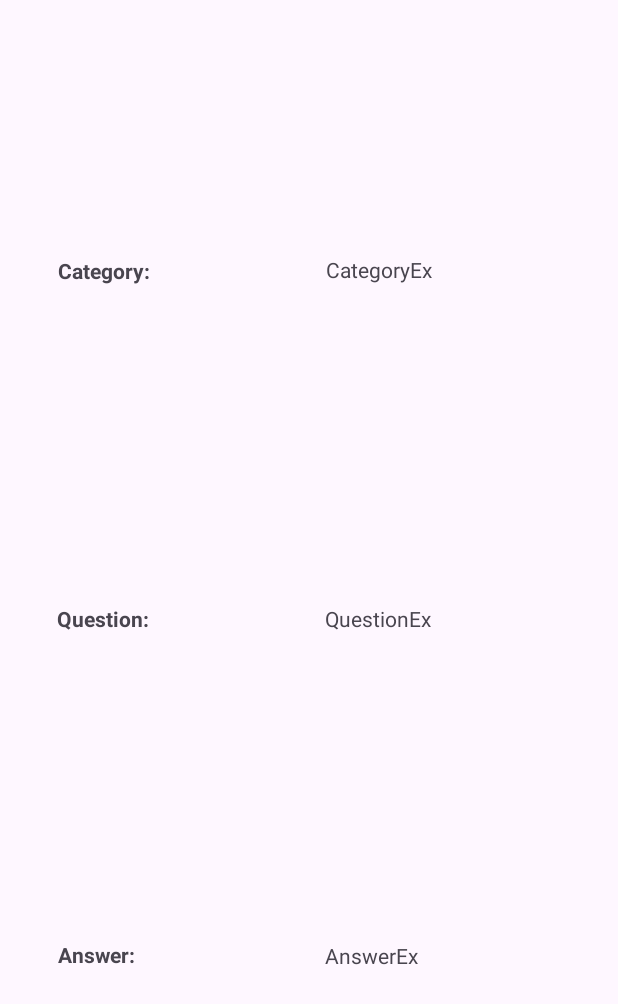
After one commit to aka-iriska/TBankCourse, an Android app: the layout activity_joke_details.xml on its own in the app's theme, with its tools: preview values and no code run, on a phone screen of 412 x 824 dp. The commit adds this screen. Shown: the top 1004 px of the screen. Run offline under Robolectric (Android 15) with nearby library versions, the phone set to English and light mode, and no system bars.

Commit message:
Added new screen * detailed view of every joke

```diff
--- a/app/src/main/java/com/example/dulinaproject/recycler/JokeViewHolder.kt
+++ b/app/src/main/java/com/example/dulinaproject/ui/jokeList/recycler/JokeViewHolder.kt
@@ -1,4 +1,4 @@
-package com.example.dulinaproject.recycler
+package com.example.dulinaproject.ui.jokeList.recycler
 
 import androidx.recyclerview.widget.RecyclerView
 import com.example.dulinaproject.data.Joke
--- a/app/src/main/java/com/example/dulinaproject/recycler/adapter/JokeAdapter.kt
+++ b/app/src/main/java/com/example/dulinaproject/ui/jokeList/recycler/adapter/JokeAdapter.kt
@@ -1,11 +1,11 @@
-package com.example.dulinaproject.recycler.adapter
+package com.example.dulinaproject.ui.jokeList.recycler.adapter
 
 import android.view.LayoutInflater
 import android.view.ViewGroup
 import androidx.recyclerview.widget.RecyclerView
 import com.example.dulinaproject.data.Joke
 import com.example.dulinaproject.databinding.JokeItemBinding
-import com.example.dulinaproject.recycler.JokeViewHolder
+import com.example.dulinaproject.ui.jokeList.recycler.JokeViewHolder
 
 class JokeAdapter : RecyclerView.Adapter<JokeViewHolder>() {
 
--- a/app/src/main/java/com/example/dulinaproject/recycler/util/JokeItemDiffCallback.kt
+++ b/app/src/main/java/com/example/dulinaproject/ui/jokeList/recycler/util/JokeItemDiffCallback.kt
@@ -1,4 +1,4 @@
-package com.example.dulinaproject.recycler.util
+package com.example.dulinaproject.ui.jokeList.recycler.util
 
 import androidx.recyclerview.widget.DiffUtil
 import com.example.dulinaproject.data.Joke
--- /dev/null
+++ b/app/src/main/res/layout/activity_joke_details.xml
@@ -0,0 +1,97 @@
+<?xml version="1.0" encoding="utf-8"?>
+<androidx.constraintlayout.widget.ConstraintLayout xmlns:android="http://schemas.android.com/apk/res/android"
+    xmlns:app="http://schemas.android.com/apk/res-auto"
+    xmlns:tools="http://schemas.android.com/tools"
+    android:id="@+id/main"
+    android:layout_width="match_parent"
+    android:layout_height="match_parent"
+    android:layout_marginStart="10dp"
+    android:layout_marginTop="10dp"
+    android:layout_marginEnd="10dp"
+    android:layout_marginBottom="10dp"
+    tools:context=".ui.jokeDetails.JokeDetailsActivity">
+
+    <TextView
+        android:id="@+id/jokeDetailsCategory"
+        android:layout_width="wrap_content"
+        android:layout_height="wrap_content"
+        android:layout_marginStart="28dp"
+        android:layout_marginBottom="48dp"
+        android:text="Category: "
+        android:textAlignment="center"
+        android:textStyle="bold"
+        app:layout_constraintBottom_toTopOf="@id/jokeDetailsQuestion"
+        app:layout_constraintStart_toStartOf="parent"
+        app:layout_constraintTop_toTopOf="parent"
+        app:layout_constraintVertical_bias="0.494" />
+
+    <TextView
+        android:id="@+id/jokeDetailsQuestion"
+        android:layout_width="wrap_content"
+        android:layout_height="wrap_content"
+        android:layout_marginStart="28dp"
+        android:text="Question: "
+        android:textAlignment="center"
+        android:textStyle="bold"
+        app:layout_constraintBottom_toBottomOf="parent"
+        app:layout_constraintStart_toStartOf="parent"
+        app:layout_constraintTop_toTopOf="parent" />
+
+    <TextView
+        android:id="@+id/jokeDetailsAnswer"
+        android:layout_width="wrap_content"
+        android:layout_height="wrap_content"
+        android:layout_marginStart="28dp"
+        android:layout_marginTop="50dp"
+        android:text="Answer: "
+        android:textAlignment="center"
+        android:textStyle="bold"
+        app:layout_constraintBottom_toBottomOf="parent"
+        app:layout_constraintStart_toStartOf="parent"
+        app:layout_constraintTop_toBottomOf="@id/jokeDetailsQuestion"
+        app:layout_constraintVertical_bias="0.48" />
+
+    <TextView
+        android:id="@+id/jokeDetailsPreciseCategory"
+        android:layout_width="0dp"
+        android:layout_height="wrap_content"
+        android:layout_marginStart="10dp"
+        android:layout_marginEnd="10dp"
+        android:layout_marginBottom="51dp"
+        android:textAlignment="center"
+        app:layout_constraintBottom_toTopOf="@id/jokeDetailsPreciseQuestion"
+        app:layout_constraintEnd_toEndOf="parent"
+        app:layout_constraintStart_toEndOf="@id/jokeDetailsCategory"
+        app:layout_constraintTop_toTopOf="parent"
+        app:layout_constraintVertical_bias="0.496"
+        tools:text="CategoryEx" />
+
+    <TextView
+        android:id="@+id/jokeDetailsPreciseQuestion"
+        android:layout_width="0dp"
+        android:layout_height="wrap_content"
+        android:layout_marginStart="10dp"
+        android:layout_marginEnd="10dp"
+        android:textAlignment="center"
+        app:layout_constraintBottom_toBottomOf="parent"
+        app:layout_constraintEnd_toEndOf="parent"
+        app:layout_constraintHorizontal_bias="0.498"
+        app:layout_constraintStart_toEndOf="@id/jokeDetailsQuestion"
+        app:layout_constraintTop_toTopOf="parent"
+        tools:text="QuestionEx" />
+
+    <TextView
+        android:id="@+id/jokeDetailsPreciseAnswer"
+        android:layout_width="0dp"
+        android:layout_height="wrap_content"
+        android:layout_marginStart="10dp"
+        android:layout_marginTop="51dp"
+        android:layout_marginEnd="10dp"
+        android:textAlignment="center"
+        app:layout_constraintBottom_toBottomOf="parent"
+        app:layout_constraintEnd_toEndOf="parent"
+        app:layout_constraintStart_toEndOf="@id/jokeDetailsAnswer"
+        app:layout_constraintTop_toBottomOf="@id/jokeDetailsPreciseQuestion"
+        app:layout_constraintVertical_bias="0.479"
+        tools:text="AnswerEx" />
+</androidx.constraintlayout.widget.ConstraintLayout>
--- a/app/src/main/res/layout/activity_main.xml
+++ b/app/src/main/res/layout/activity_main.xml
@@ -5,7 +5,11 @@
     android:id="@+id/main"
     android:layout_width="match_parent"
     android:layout_height="match_parent"
-    tools:context=".MainActivity">
+    android:layout_marginStart="10dp"
+    android:layout_marginTop="10dp"
+    android:layout_marginEnd="10dp"
+    android:layout_marginBottom="10dp"
+    tools:context=".ui.jokeList.MainActivity">
 
     <androidx.recyclerview.widget.RecyclerView
         android:id="@+id/jokesRecyclerView"
--- a/app/src/main/res/values/strings.xml
+++ b/app/src/main/res/values/strings.xml
@@ -1,3 +1,4 @@
 <resources>
     <string name="app_name">DulinaProject</string>
+    <string name="title_activity_joke_details">JokeDetailsActivity</string>
 </resources>
```
Also changed, not shown: app/build.gradle.kts (+23 -0 lines), app/src/main/AndroidManifest.xml (+6 -1 lines), app/src/main/java/com/example/dulinaproject/data/JokeData.kt (renamed from app/src/main/java/com/example/dulinaproject/MainActivity.kt, +3 -29 lines), app/src/main/java/com/example/dulinaproject/recycler/adapter/JokeListAdapter.kt (deleted, +0 -28 lines), app/src/main/java/com/example/dulinaproject/ui/jokeDetails/JokeDetailsActivity.kt (added, +64 -0 lines), app/src/main/java/com/example/dulinaproject/ui/jokeList/MainActivity.kt (added, +38 -0 lines), app/src/main/java/com/example/dulinaproject/ui/jokeList/recycler/adapter/JokeListAdapter.kt (added, +48 -0 lines), gradle/libs.versions.toml (+13 -0 lines).
